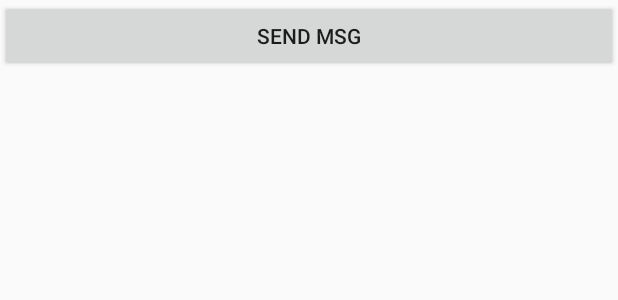
After one commit to huyang2100/BaseSkill_Android, an Android app: the layout fragment_send_msg.xml on its own in the app's theme, with its tools: preview values and no code run, on a phone screen of 412 x 824 dp. The commit adds this screen. Shown: the top 300 px of the screen. Run offline under Robolectric (Android 15) with nearby library versions, the phone set to English and light mode, and no system bars.

Commit message:
Add send msg

```diff
--- a/app/src/main/AndroidManifest.xml
+++ b/app/src/main/AndroidManifest.xml
@@ -4,6 +4,7 @@
 
     <uses-permission android:name="android.permission.INTERNET"/>
     <uses-permission android:name="android.permission.WRITE_EXTERNAL_STORAGE"/>
+    <uses-permission android:name="android.permission.SEND_SMS"/>
 
     <application
         android:allowBackup="true"
--- a/app/src/main/java/com/hu/yang/baseskill_android/activity/MainActivity.java
+++ b/app/src/main/java/com/hu/yang/baseskill_android/activity/MainActivity.java
@@ -10,6 +10,7 @@ import com.hu.yang.baseskill_android.fragment.DBFragment;
 import com.hu.yang.baseskill_android.fragment.DownloadFragment;
 import com.hu.yang.baseskill_android.fragment.LoginFragment;
 import com.hu.yang.baseskill_android.fragment.SaveImageToGalleryFragment;
+import com.hu.yang.baseskill_android.fragment.SendMsgFragment;
 import com.hu.yang.baseskill_android.fragment.WheelViewFragment;
 import com.hu.yang.baseskill_android.fragment.XmlFragment;
 import com.hu.yang.baseskill_android.fragment.ItemFragment;
@@ -62,6 +63,8 @@ public class MainActivity extends BaseActivity implements ItemFragment.OnItemCli
             replaceFragmentAddToBackStack(new ZoomImageFragment());
         }else if ("saveimaegtogallery".equals(item)) {
             replaceFragmentAddToBackStack(new SaveImageToGalleryFragment());
+        }else if ("sendmsg".equals(item)) {
+            replaceFragmentAddToBackStack(new SendMsgFragment());
         }
     }
 }
--- a/app/src/main/java/com/hu/yang/baseskill_android/fragment/ItemFragment.java
+++ b/app/src/main/java/com/hu/yang/baseskill_android/fragment/ItemFragment.java
@@ -17,7 +17,7 @@ import com.hu.yang.baseskill_android.R;
 
 public class ItemFragment extends BaseFragment {
 
-    private String[] items = {"login", "xml","db","anim down","animlist","wheelview","download","zoomimage","saveimaegtogallery"};
+    private String[] items = {"login", "xml","db","anim down","animlist","wheelview","download","zoomimage","saveimaegtogallery","sendmsg"};
     private ListView mListView;
     private OnItemClickListener onItemClickListener;
 
--- /dev/null
+++ b/app/src/main/res/layout/fragment_send_msg.xml
@@ -0,0 +1,13 @@
+<?xml version="1.0" encoding="utf-8"?>
+<LinearLayout xmlns:android="http://schemas.android.com/apk/res/android"
+              android:orientation="vertical"
+              android:layout_width="match_parent"
+              android:layout_height="match_parent">
+
+    <Button
+        android:layout_width="match_parent"
+        android:layout_height="wrap_content"
+        android:text="send msg"
+        android:id="@+id/btn"/>
+
+</LinearLayout>
```
Also changed, not shown: app/src/main/java/com/hu/yang/baseskill_android/fragment/SendMsgFragment.java (added, +38 -0 lines).
